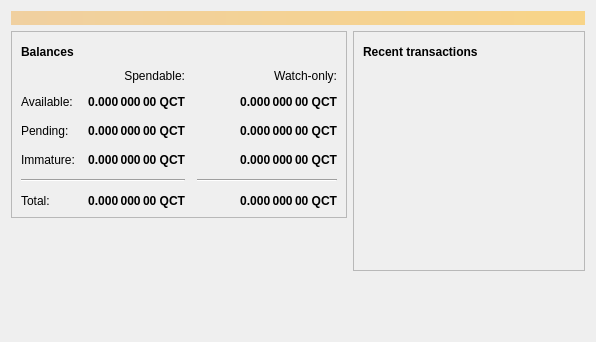
The window that src/qt/forms/overviewpage.ui (qcity/qcity) describes before a commit, drawn with Qt 5.
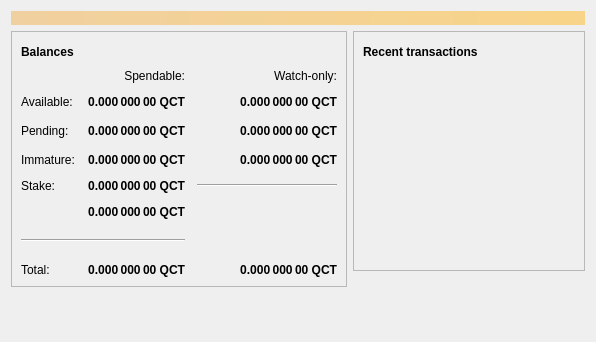
The same window after the commit. Icons and pictures are not drawn.

```diff
--- a/src/qt/forms/overviewpage.ui
+++ b/src/qt/forms/overviewpage.ui
@@ -189,7 +189,7 @@
               </property>
              </widget>
             </item>
-            <item row="4" column="0" colspan="2">
+            <item row="6" column="0" colspan="2">
              <widget class="Line" name="line">
               <property name="orientation">
                <enum>Qt::Horizontal</enum>
@@ -215,7 +215,7 @@
               </property>
              </widget>
             </item>
-            <item row="5" column="0">
+            <item row="7" column="0">
              <widget class="QLabel" name="labelTotalText">
               <property name="text">
                <string>Total:</string>
@@ -247,7 +247,7 @@
               </property>
              </widget>
             </item>
-            <item row="2" column="3">
+            <item row="6" column="3">
              <spacer name="horizontalSpacer_2">
               <property name="orientation">
                <enum>Qt::Horizontal</enum>
@@ -267,7 +267,7 @@
               </property>
              </widget>
             </item>
-            <item row="5" column="1">
+            <item row="7" column="1">
              <widget class="QLabel" name="labelTotal">
               <property name="font">
                <font>
@@ -292,7 +292,7 @@
               </property>
              </widget>
             </item>
-            <item row="5" column="2">
+            <item row="7" column="2">
              <widget class="QLabel" name="labelWatchTotal">
               <property name="font">
                <font>
@@ -401,6 +401,64 @@
               </property>
              </widget>
             </item>
+            <item row="4" column="0">
+             <widget class="QLabel" name="labelStakeText">
+              <property name="text">
+               <string>Stake:</string>
+              </property>
+             </widget>
+            </item>
+            <item row="4" column="1">
+             <widget class="QLabel" name="labelStake">
+              <property name="font">
+               <font>
+                <weight>75</weight>
+                <bold>true</bold>
+               </font>
+              </property>
+              <property name="text">
+               <string>0.000 000 00 QCT</string>
+              </property>
+              <property name="alignment">
+               <set>Qt::AlignRight|Qt::AlignTrailing|Qt::AlignVCenter</set>
+              </property>
+              <property name="textInteractionFlags">
+               <set>Qt::LinksAccessibleByMouse|Qt::TextSelectableByKeyboard|Qt::TextSelectableByMouse</set>
+              </property>
+             </widget>
+            </item>
+            <item row="5" column="1">
+             <widget class="QLabel" name="labelWatchStake">
+              <property name="font">
+               <font>
+                <weight>75</weight>
+                <bold>true</bold>
+               </font>
+              </property>
+              <property name="text">
+               <string>0.000 000 00 QCT</string>
+              </property>
+              <property name="alignment">
+               <set>Qt::AlignRight|Qt::AlignTrailing|Qt::AlignVCenter</set>
+              </property>
+              <property name="textInteractionFlags">
+               <set>Qt::LinksAccessibleByMouse|Qt::TextSelectableByKeyboard|Qt::TextSelectableByMouse</set>
+              </property>
+             </widget>
+            </item>
+            <item row="2" column="3">
+             <spacer name="horizontalSpacer_21">
+              <property name="orientation">
+               <enum>Qt::Horizontal</enum>
+              </property>
+              <property name="sizeHint" stdset="0">
+               <size>
+                <width>40</width>
+                <height>20</height>
+               </size>
+              </property>
+             </spacer>
+            </item>
            </layout>
           </item>
          </layout>
```
